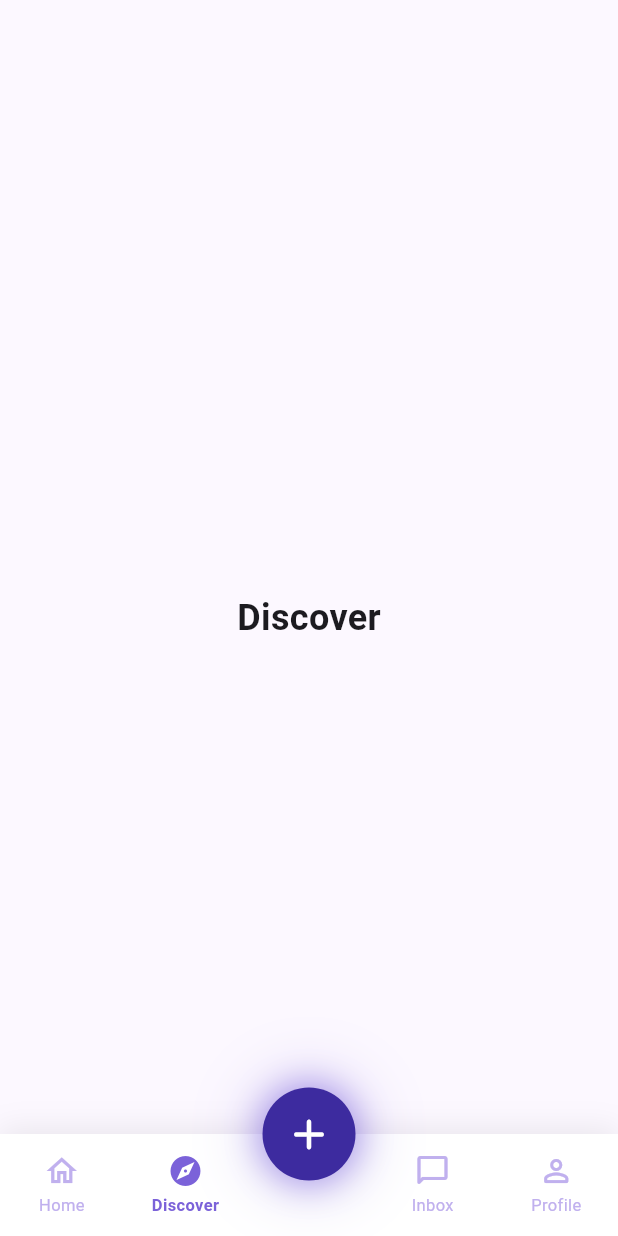
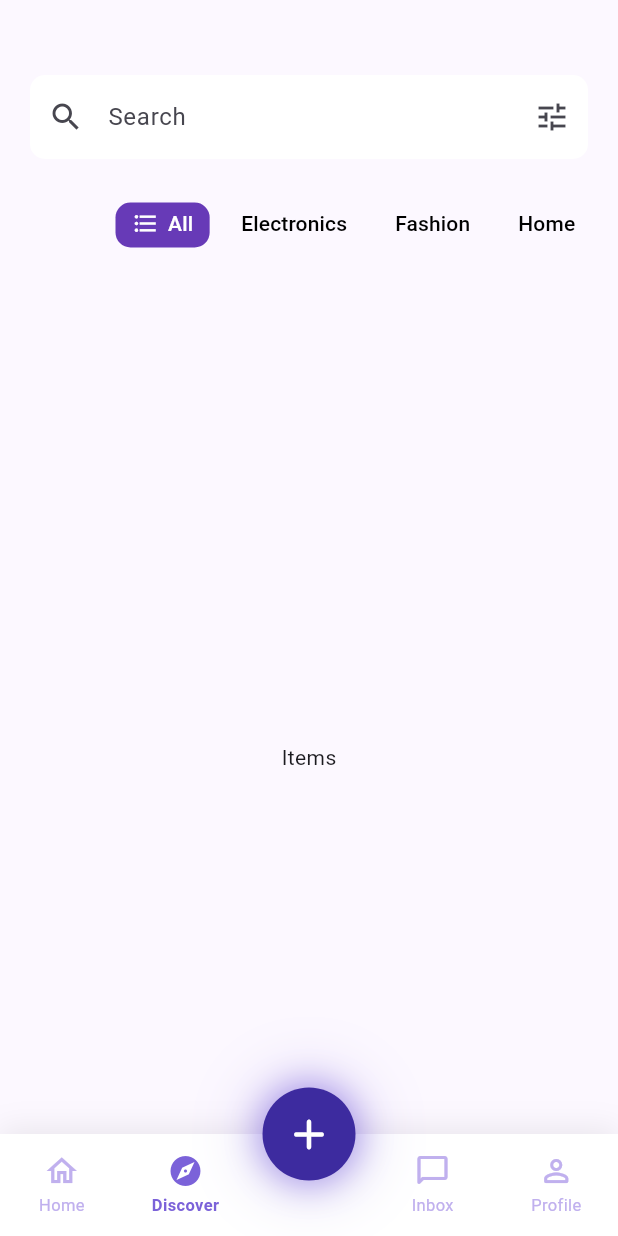
Before and after one commit to jeffwgg/Swaply, a Flutter app: the screen it shows after launch, after a tap on "Discover", on a phone screen of 412 x 824 dp. Run offline on Flutter 3.47's test engine with Material 3 defaults, Android fonts, the phone set to English and light mode, and no system bars; our stand-ins replace bubble_tab_indicator.

Commit message:
discovery page - ui sedikit

```diff
--- a/lib/views/screens/explore/discover_screen.dart
+++ b/lib/views/screens/explore/discover_screen.dart
@@ -1,15 +1,86 @@
 import 'package:flutter/material.dart';
+import 'package:bubble_tab_indicator/bubble_tab_indicator.dart';
 
 class DiscoverScreen extends StatelessWidget {
   const DiscoverScreen({super.key});
 
   @override
   Widget build(BuildContext context) {
-    return const Scaffold(
-      body: Center(
-        child: Text(
-          'Discover',
-          style: TextStyle(fontSize: 24, fontWeight: FontWeight.bold),
+    return DefaultTabController(
+      length: 7,
+      child: Scaffold(
+        body: Padding(
+          padding: const EdgeInsets.fromLTRB(20.0, 50.0, 20.0, 8.0),
+          child: Column(
+            children: [
+              const TextField(
+                autofocus: false,
+                decoration: InputDecoration(
+                  prefixIcon: Icon(Icons.search),
+                  suffixIcon: Icon(Icons.tune),
+                  labelText: 'Search',
+                  hintText: 'Search items, trades or sellers',
+                  filled: true,
+                  fillColor: Colors.white,
+                  border: OutlineInputBorder(
+                    borderSide: BorderSide.none,
+                    borderRadius: BorderRadius.all(Radius.circular(10.0)),
+                  ),
+                ),
+              ),
+
+              const SizedBox(height: 20),
+
+              TabBar(
+                dividerColor: Colors.transparent,
+                overlayColor: WidgetStateProperty.all(Colors.transparent),
+                isScrollable: true,
+                labelColor: Colors.white,
+                unselectedLabelColor: Colors.black,
+                indicatorSize: TabBarIndicatorSize.tab,
+                indicator: const BubbleTabIndicator(
+                  indicatorHeight: 30.0,
+                  indicatorColor: Colors.deepPurple,
+                  indicatorRadius: 10.0,
+                  tabBarIndicatorSize: TabBarIndicatorSize.tab,
+                ),
+                tabs: const [
+                  Tab(
+                    child: Row(
+                      mainAxisSize: MainAxisSize.min,
+                      children: const [
+                        Icon(Icons.format_list_bulleted, size: 18),
+                        SizedBox(width: 6),
+                        Text("All"),
+                      ],
+                    ),
+                  ),
+                  Tab(text: "Electronics"),
+                  Tab(text: "Fashion"),
+                  Tab(text: "Home"),
+                  Tab(text: "Home"),
+                  Tab(text: "Home"),
+                  Tab(text: "Home"),
+                ],
+              ),
+
+              const SizedBox(height: 20),
+
+              const Expanded(
+                child: TabBarView(
+                  children: [
+                    Center(child: Text("Items")),
+                    Center(child: Text("Items")),
+                    Center(child: Text("Items")),
+                    Center(child: Text("Items")),
+                    Center(child: Text("Items")),
+                    Center(child: Text("Items")),
+                    Center(child: Text("Items")),
+                  ],
+                ),
+              ),
+            ],
+          ),
         ),
       ),
     );
--- a/pubspec.yaml
+++ b/pubspec.yaml
@@ -30,7 +30,7 @@ environment:
 dependencies:
   flutter:
     sdk: flutter
-
+  bubble_tab_indicator: "^0.1.5"
   # The following adds the Cupertino Icons font to your application.
   # Use with the CupertinoIcons class for iOS style icons.
   cupertino_icons: ^1.0.8
```
Also changed, not shown: pubspec.lock.
